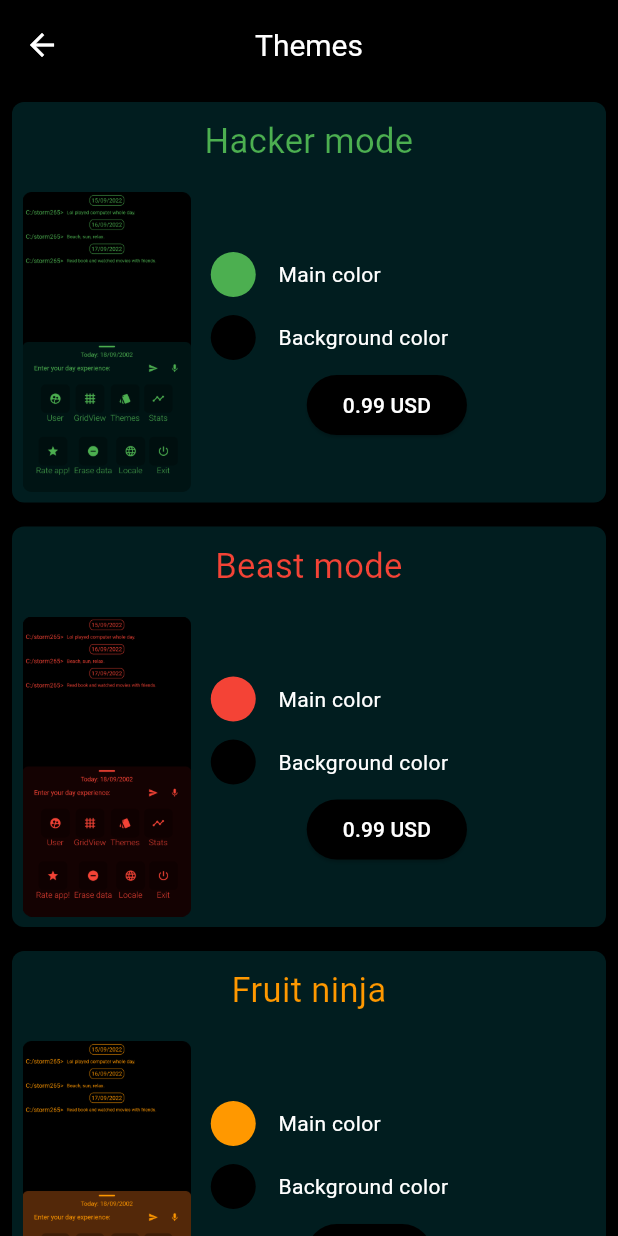
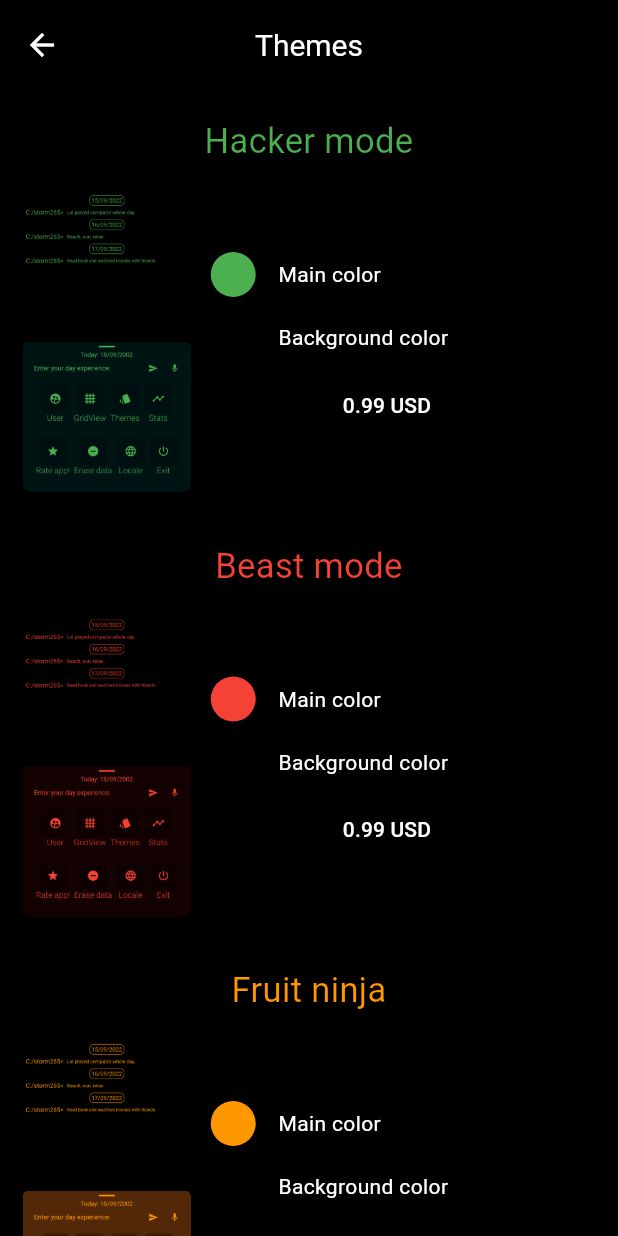
Before and after one commit to peter3374/Loga, a Flutter app: the PickThemeScreen screen opened directly, on a phone screen of 412 x 824 dp. Run offline on Flutter 3.47's test engine with Material 2 defaults, Android fonts, the phone set to English and light mode, and no system bars; drawn by our look-alikes of shimmer; our stand-ins replace hive, hive_flutter, localize_and_translate, random_string, speech_to_text; missing offline and left inert: parallax_rain; accounts and stored records are empty; statements that could not run were skipped.

Commit message:
theme appbar adaption + text color

```diff
--- a/lib/screens/console_screen/widgets/bottom_sheet_widget.dart
+++ b/lib/screens/console_screen/widgets/bottom_sheet_widget.dart
@@ -3,7 +3,6 @@ import 'package:loga/screens/console_screen/controller/console_screen_controller
 import 'package:loga/screens/console_screen/widgets/field_options_widget.dart';
 import 'package:loga/screens/console_screen/widgets/options_buttons_widget.dart';
 import 'package:loga/screens/console_screen/widgets/top_banner_widget.dart';
-import 'package:provider/provider.dart';
 
 class BottomSheetWidget extends StatelessWidget {
   final ConsoleScreenController consoleController;
@@ -29,6 +28,7 @@ class BottomSheetWidget extends StatelessWidget {
             ),
             color: Colors.black,
             child: SingleChildScrollView(
+              physics: const PageScrollPhysics(),
               controller: controller,
               child: Column(
                 children: [
--- a/lib/screens/console_screen/widgets/field_options_widget.dart
+++ b/lib/screens/console_screen/widgets/field_options_widget.dart
@@ -1,7 +1,4 @@
 import 'package:flutter/material.dart';
-import 'package:flutter/src/foundation/key.dart';
-import 'package:flutter/src/widgets/container.dart';
-import 'package:flutter/src/widgets/framework.dart';
 import 'package:localize_and_translate/localize_and_translate.dart';
 import 'package:loga/screens/console_screen/controller/console_screen_controller.dart';
 import 'package:loga/screens/console_screen/providers/speech_provider.dart';
--- a/lib/screens/pick_theme_screen/pick_theme_screen.dart
+++ b/lib/screens/pick_theme_screen/pick_theme_screen.dart
@@ -38,7 +38,7 @@ class _PickThemeScreenState extends State<PickThemeScreen> {
         leading: IconButton(
           icon: Icon(
             Icons.arrow_back,
-            color: Theme.of(context).primaryColor,
+            color: Theme.of(context).appBarTheme.iconTheme?.color,
           ),
           onPressed: () => Navigator.of(context).pop(),
         ),
@@ -59,7 +59,7 @@ class _PickThemeScreenState extends State<PickThemeScreen> {
           itemBuilder: (context, i) {
             return Padding(
               padding: const EdgeInsets.all(8.0),
-              child: ThemeCardWdiget(
+              child: ThemeCardWidget(
                 method: () async {
                   switch (i) {
                     case 0:
--- a/lib/screens/pick_theme_screen/widgets/theme_card_widget.dart
+++ b/lib/screens/pick_theme_screen/widgets/theme_card_widget.dart
@@ -2,7 +2,7 @@ import 'package:flutter/material.dart';
 import 'package:loga/screens/pick_theme_screen/widgets/color_text_widget.dart';
 import 'package:shimmer/shimmer.dart';
 
-class ThemeCardWdiget extends StatelessWidget {
+class ThemeCardWidget extends StatelessWidget {
   final VoidCallback? method;
   final Color shimmerBase;
   final Color shimmerHightlight;
@@ -11,7 +11,7 @@ class ThemeCardWdiget extends StatelessWidget {
   final String buttonTitle;
   final String title;
   final String imgCodeName;
-  const ThemeCardWdiget({
+  const ThemeCardWidget({
     Key? key,
     required this.buttonTitle,
     @required this.method,
@@ -27,8 +27,8 @@ class ThemeCardWdiget extends StatelessWidget {
   Widget build(BuildContext context) {
     return Container(
       decoration: BoxDecoration(
-        color: const Color(0xFF011D1F),
-        borderRadius: BorderRadius.circular(8),
+        color: Theme.of(context).colorScheme.secondary.withOpacity(0.1),
+        borderRadius: BorderRadius.circular(6),
       ),
       child: Column(
         children: [
@@ -74,7 +74,9 @@ class ThemeCardWdiget extends StatelessWidget {
                       onPressed: method,
                       child: Text(
                         buttonTitle,
-                        style: TextStyle(color: Theme.of(context).primaryColor),
+                        style: TextStyle(
+                          color: Theme.of(context).appBarTheme.iconTheme?.color,
+                        ),
                       ),
                     ),
                   ),
--- a/lib/themes_manager/theme_constants.dart
+++ b/lib/themes_manager/theme_constants.dart
@@ -1,9 +1,15 @@
 import 'package:flutter/material.dart';
 
-// pay
-ThemeData darkGreenMode = ThemeData(
+final darkGreenMode = ThemeData(
   useMaterial3: true,
-  appBarTheme: const AppBarTheme(backgroundColor: Colors.green),
+  appBarTheme: AppBarTheme(
+    iconTheme: IconThemeData(color: Colors.white),
+    color: Colors.green,
+    titleTextStyle: TextStyle(
+      color: Colors.white,
+      fontSize: 20,
+    ),
+  ),
   scaffoldBackgroundColor: Colors.black,
   hintColor: Colors.green,
   textTheme: const TextTheme(
@@ -13,7 +19,7 @@ ThemeData darkGreenMode = ThemeData(
   textButtonTheme: TextButtonThemeData(
     style: TextButton.styleFrom(foregroundColor: Colors.green),
   ),
-  primaryColor: Colors.green, // appbar + textfield length
+  primaryColor: Colors.green,
   buttonTheme: ButtonThemeData(
     buttonColor: Colors.green,
   ),
@@ -25,10 +31,17 @@ ThemeData darkGreenMode = ThemeData(
   ),
   colorScheme: ColorScheme.fromSwatch().copyWith(secondary: Colors.green),
 );
-// pay
-ThemeData darkRedMode = ThemeData(
+
+final darkRedMode = ThemeData(
   useMaterial3: true,
-  appBarTheme: const AppBarTheme(backgroundColor: Colors.red),
+  appBarTheme: AppBarTheme(
+    iconTheme: IconThemeData(color: Colors.white),
+    color: Colors.red,
+    titleTextStyle: TextStyle(
+      color: Colors.white,
+      fontSize: 20,
+    ),
+  ),
   scaffoldBackgroundColor: Colors.black,
   hintColor: Colors.red,
   textTheme: const TextTheme(
@@ -36,10 +49,9 @@ ThemeData darkRedMode = ThemeData(
     headline6: TextStyle(color: Colors.red),
   ),
   textButtonTheme: TextButtonThemeData(
-    style: TextButton.styleFrom(primary: Colors.red),
+    style: TextButton.styleFrom(foregroundColor: Colors.pink),
   ),
-  primaryColor: Colors.red, // appbar + textfield length
-
+  primaryColor: Colors.red,
   buttonTheme: ButtonThemeData(
     buttonColor: Colors.red,
   ),
@@ -52,36 +64,16 @@ ThemeData darkRedMode = ThemeData(
   colorScheme: ColorScheme.fromSwatch().copyWith(secondary: Colors.red),
 );
 
-// pay
-ThemeData darkPinkMode = ThemeData(
+final darkOrangeMode = ThemeData(
   useMaterial3: true,
-  appBarTheme: const AppBarTheme(backgroundColor: Colors.pink),
-  scaffoldBackgroundColor: Colors.black,
-  hintColor: Colors.pink,
-  textTheme: const TextTheme(
-    headline5: TextStyle(color: Colors.pink),
-    headline6: TextStyle(color: Colors.pink),
-  ),
-  textButtonTheme: TextButtonThemeData(
-    style: TextButton.styleFrom(foregroundColor: Colors.pink),
-  ),
-  primaryColor: Colors.pink, // appbar + textfield length
-
-  buttonTheme: ButtonThemeData(
-    buttonColor: Colors.pink,
-  ),
-  elevatedButtonTheme: ElevatedButtonThemeData(
-    style: ElevatedButton.styleFrom(
-      backgroundColor: Colors.pink,
+  appBarTheme: AppBarTheme(
+    iconTheme: IconThemeData(color: Colors.white),
+    color: Colors.deepOrangeAccent,
+    titleTextStyle: TextStyle(
+      color: Colors.white,
+      fontSize: 20,
     ),
   ),
-  dialogBackgroundColor: Colors.pink,
-  colorScheme: ColorScheme.fromSwatch().copyWith(secondary: Colors.pink),
-);
-
-ThemeData darkOrangeMode = ThemeData(
-  useMaterial3: true,
-  appBarTheme: const AppBarTheme(backgroundColor: Colors.deepOrangeAccent),
   scaffoldBackgroundColor: Colors.black,
   hintColor: Colors.deepOrangeAccent,
   textTheme: const TextTheme(
@@ -106,13 +98,77 @@ ThemeData darkOrangeMode = ThemeData(
       ColorScheme.fromSwatch().copyWith(secondary: Colors.deepOrangeAccent),
 );
 
-// middle day default theme
-
-// TODO stable
-ThemeData darkMode = ThemeData(
+final darkPinkMode = ThemeData(
   useMaterial3: true,
   appBarTheme: AppBarTheme(
-    iconTheme: IconThemeData(color: Colors.red),
+    iconTheme: IconThemeData(color: Colors.white),
+    color: Colors.pink,
+    titleTextStyle: TextStyle(
+      color: Colors.white,
+      fontSize: 20,
+    ),
+  ),
+  scaffoldBackgroundColor: Colors.black,
+  hintColor: Colors.pink,
+  textTheme: const TextTheme(
+    headline5: TextStyle(color: Colors.pink),
+    headline6: TextStyle(color: Colors.pink),
+  ),
+  textButtonTheme: TextButtonThemeData(
+    style: TextButton.styleFrom(foregroundColor: Colors.pink),
+  ),
+  primaryColor: Colors.white,
+  buttonTheme: ButtonThemeData(
+    buttonColor: Colors.pink,
+  ),
+  elevatedButtonTheme: ElevatedButtonThemeData(
+    style: ElevatedButton.styleFrom(
+      backgroundColor: Colors.pink,
+    ),
+  ),
+  dialogBackgroundColor: Colors.pink,
+  colorScheme: ColorScheme.fromSwatch().copyWith(secondary: Colors.pink),
+);
+
+final lightMode = ThemeData(
+  useMaterial3: true,
+  appBarTheme: AppBarTheme(
+    iconTheme: IconThemeData(color: Colors.white),
+    color: Colors.cyan,
+    titleTextStyle: TextStyle(
+      color: Colors.white,
+      fontSize: 20,
+    ),
+  ),
+  switchTheme: SwitchThemeData(
+    thumbColor: MaterialStateProperty.all<Color>(Colors.black),
+  ),
+  scaffoldBackgroundColor: Colors.white,
+  hintColor: Colors.black,
+  textTheme: const TextTheme(
+    headline5: TextStyle(color: Colors.white),
+    headline6: TextStyle(color: Colors.black),
+  ),
+  textButtonTheme: TextButtonThemeData(
+    style: TextButton.styleFrom(foregroundColor: Colors.black),
+  ),
+  primaryColor: Colors.black,
+  elevatedButtonTheme: ElevatedButtonThemeData(
+    style: ElevatedButton.styleFrom(
+      backgroundColor: Colors.white,
+    ),
+  ),
+  buttonTheme: ButtonThemeData(
+    buttonColor: Colors.white,
+  ),
+  dialogBackgroundColor: Colors.black,
+  colorScheme: ColorScheme.fromSwatch().copyWith(secondary: Colors.black),
+);
+
+final darkMode = ThemeData(
+  useMaterial3: true,
+  appBarTheme: AppBarTheme(
+    iconTheme: IconThemeData(color: Colors.white),
     color: Colors.black,
     titleTextStyle: TextStyle(
       color: Colors.white,
@@ -138,34 +194,3 @@ ThemeData darkMode = ThemeData(
   dialogBackgroundColor: Colors.white,
   colorScheme: ColorScheme.fromSwatch().copyWith(secondary: Colors.black),
 );
-
-// power light
-ThemeData lightMode = ThemeData(
-  useMaterial3: true,
-  switchTheme: SwitchThemeData(
-    thumbColor: MaterialStateProperty.all<Color>(Colors.black),
-  ),
-  appBarTheme: const AppBarTheme(backgroundColor: Colors.cyan),
-  scaffoldBackgroundColor: Colors.white,
-  hintColor: Colors.black,
-  textTheme: const TextTheme(
-    headline5: TextStyle(color: Colors.white),
-    headline6: TextStyle(color: Colors.black),
-  ),
-  textButtonTheme: TextButtonThemeData(
-    style: TextButton.styleFrom(foregroundColor: Colors.black),
-  ),
-  primaryColor: Colors.black, // appbar + textfield length
-
-  elevatedButtonTheme: ElevatedButtonThemeData(
-    style: ElevatedButton.styleFrom(
-      backgroundColor: Colors.white,
-    ),
-  ),
-
-  buttonTheme: ButtonThemeData(
-    buttonColor: Colors.white,
-  ),
-  dialogBackgroundColor: Colors.black,
-  colorScheme: ColorScheme.fromSwatch().copyWith(secondary: Colors.black),
-);
```
